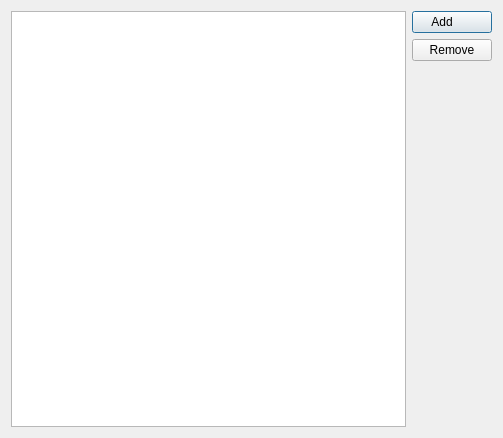
Old version of the form Resources/ui/story.ui in the repository ebrahimraeyat/SteelColumn.
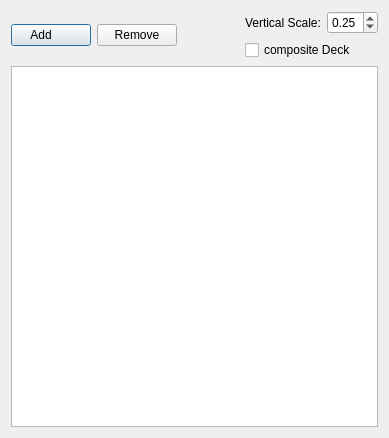
New version of the form. Icons and pictures are not drawn.

Commit message: add vertical scale and composite deck option in Gui

```diff
--- a/Resources/ui/story.ui
+++ b/Resources/ui/story.ui
@@ -6,7 +6,7 @@
    <rect>
     <x>0</x>
     <y>0</y>
-    <width>503</width>
+    <width>389</width>
     <height>438</height>
    </rect>
   </property>
@@ -15,12 +15,7 @@
   </property>
   <layout class="QVBoxLayout" name="verticalLayout_2">
    <item>
-    <layout class="QHBoxLayout" name="horizontalLayout">
-     <item>
-      <widget class="QTableView" name="tableView"/>
-     </item>
-     <item>
-      <layout class="QVBoxLayout" name="verticalLayout">
+    <layout class="QHBoxLayout" name="horizontalLayout_2">
        <item>
         <widget class="QPushButton" name="addButton">
          <property name="text">
@@ -44,21 +39,60 @@
         </widget>
        </item>
        <item>
-        <spacer name="verticalSpacer">
+      <spacer name="horizontalSpacer">
          <property name="orientation">
-          <enum>Qt::Vertical</enum>
+        <enum>Qt::Horizontal</enum>
          </property>
          <property name="sizeHint" stdset="0">
           <size>
-           <width>20</width>
-           <height>40</height>
+         <width>40</width>
+         <height>20</height>
           </size>
          </property>
         </spacer>
        </item>
-      </layout>
-     </item>
-    </layout>
+     <item>
+      <layout class="QVBoxLayout" name="verticalLayout">
+       <item>
+        <layout class="QHBoxLayout" name="horizontalLayout">
+         <item>
+          <widget class="QLabel" name="label">
+           <property name="text">
+            <string>Vertical Scale:</string>
+           </property>
+          </widget>
+         </item>
+         <item>
+          <widget class="QDoubleSpinBox" name="v_scale">
+           <property name="minimum">
+            <double>0.100000000000000</double>
+           </property>
+           <property name="maximum">
+            <double>1.000000000000000</double>
+           </property>
+           <property name="singleStep">
+            <double>0.050000000000000</double>
+           </property>
+           <property name="value">
+            <double>0.250000000000000</double>
+           </property>
+          </widget>
+         </item>
+        </layout>
+       </item>
+       <item>
+        <widget class="QCheckBox" name="composite_deck">
+         <property name="text">
+          <string>composite Deck</string>
+         </property>
+        </widget>
+       </item>
+      </layout>
+     </item>
+    </layout>
+   </item>
+   <item>
+    <widget class="QTableView" name="tableView"/>
    </item>
   </layout>
  </widget>
```
Lines whose indentation alone changed are shown as unchanged. The commit also changes 1 other file.
